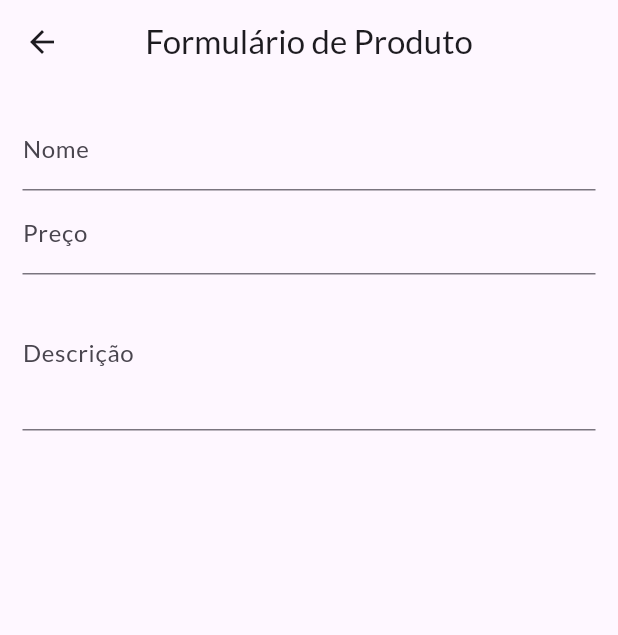
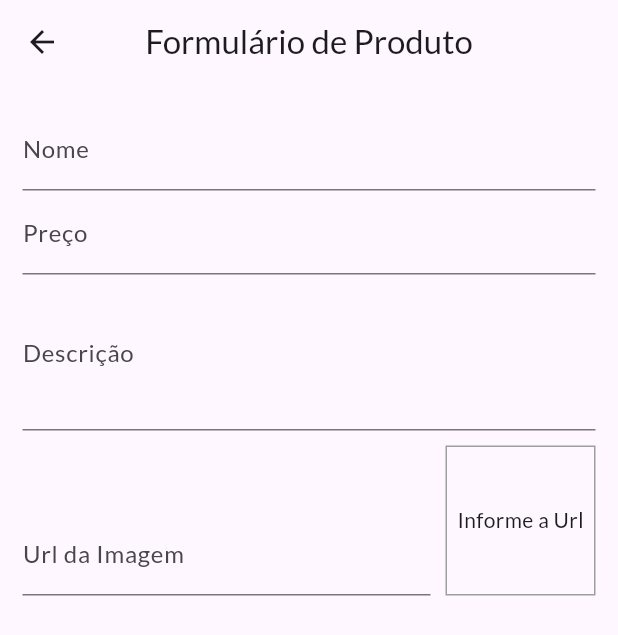
Before and after one commit to laesant/shop, a Flutter app: the ProductFormPage screen opened by its route, on a phone screen of 412 x 824 dp. Shown: the top 635 px of the screen. Run offline on Flutter 3.47's test engine with Material 2 defaults, Android fonts, the phone set to English and light mode, and no system bars; network calls fail.

Commit message:
input field url

```diff
--- a/lib/pages/product_form_page.dart
+++ b/lib/pages/product_form_page.dart
@@ -10,19 +10,29 @@ class ProductFormPage extends StatefulWidget {
 class _ProductFormPageState extends State<ProductFormPage> {
   late final FocusNode _priceFocus;
   late final FocusNode _descriptionFocus;
+  late final FocusNode _imageUrlFocus;
+  late final TextEditingController _imageUrlController;
   @override
   void initState() {
     _priceFocus = FocusNode();
     _descriptionFocus = FocusNode();
+    _imageUrlFocus = FocusNode();
+    _imageUrlController = TextEditingController();
+    _imageUrlFocus.addListener(updateImage);
     super.initState();
   }
 
   @override
   void dispose() {
+    _imageUrlFocus.removeListener(updateImage);
     _priceFocus.dispose();
     _descriptionFocus.dispose();
+    _imageUrlFocus.dispose();
+    _imageUrlController.dispose();
     super.dispose();
   }
+
+  void updateImage() => setState(() {});
 
   @override
   Widget build(BuildContext context) {
@@ -49,10 +59,42 @@ class _ProductFormPageState extends State<ProductFormPage> {
             ),
             TextFormField(
               focusNode: _descriptionFocus,
-              textInputAction: TextInputAction.next,
+              textInputAction: TextInputAction.newline,
               decoration: const InputDecoration(labelText: "Descrição"),
               keyboardType: TextInputType.multiline,
               maxLines: 3,
+            ),
+            Row(
+              crossAxisAlignment: CrossAxisAlignment.end,
+              children: [
+                Expanded(
+                  child: TextFormField(
+                    focusNode: _imageUrlFocus,
+                    decoration:
+                        const InputDecoration(labelText: "Url da Imagem"),
+                    keyboardType: TextInputType.url,
+                    textInputAction: TextInputAction.done,
+                    controller: _imageUrlController,
+                    onChanged: (_) => updateImage(),
+                  ),
+                ),
+                Container(
+                  height: 100,
+                  width: 100,
+                  alignment: Alignment.center,
+                  margin: const EdgeInsets.only(top: 10, left: 10),
+                  decoration: BoxDecoration(
+                      border: Border.all(color: Colors.grey, width: 1),
+                      image: _imageUrlController.text.isNotEmpty
+                          ? DecorationImage(
+                              fit: BoxFit.cover,
+                              image: NetworkImage(_imageUrlController.text))
+                          : null),
+                  child: _imageUrlController.text.isEmpty
+                      ? const Text('Informe a Url')
+                      : null,
+                )
+              ],
             ),
           ],
         )));
```
